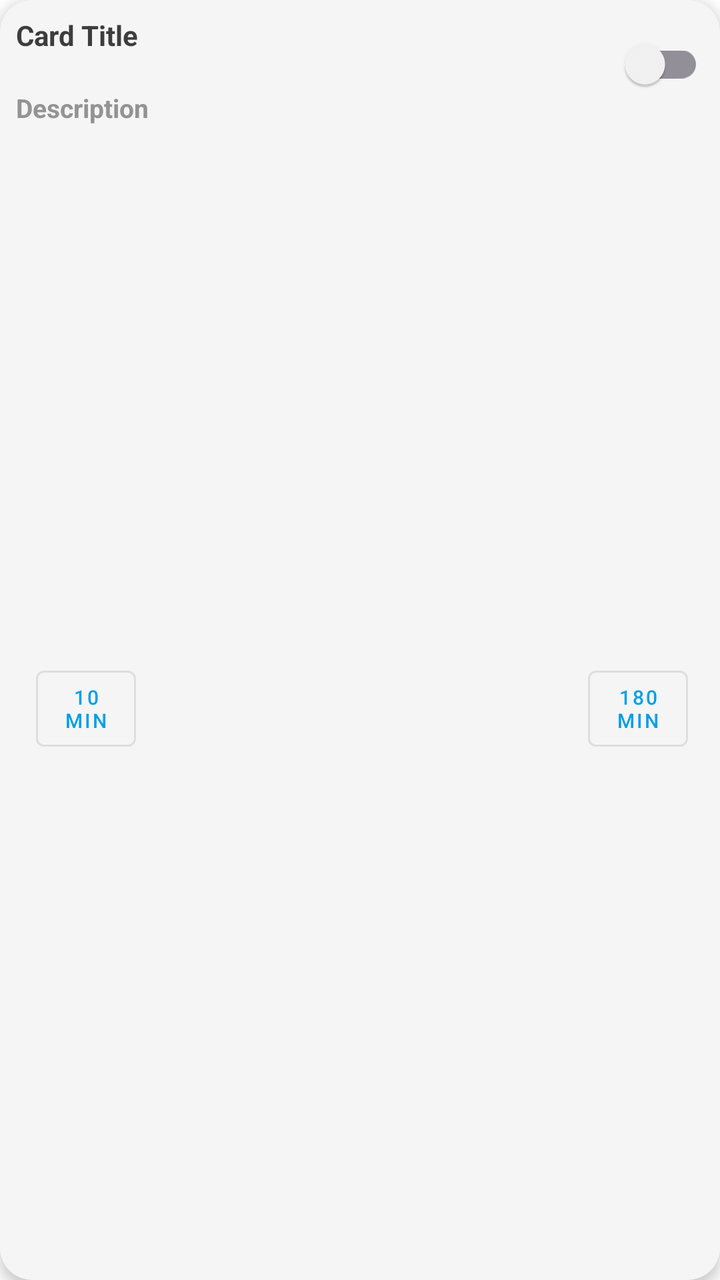
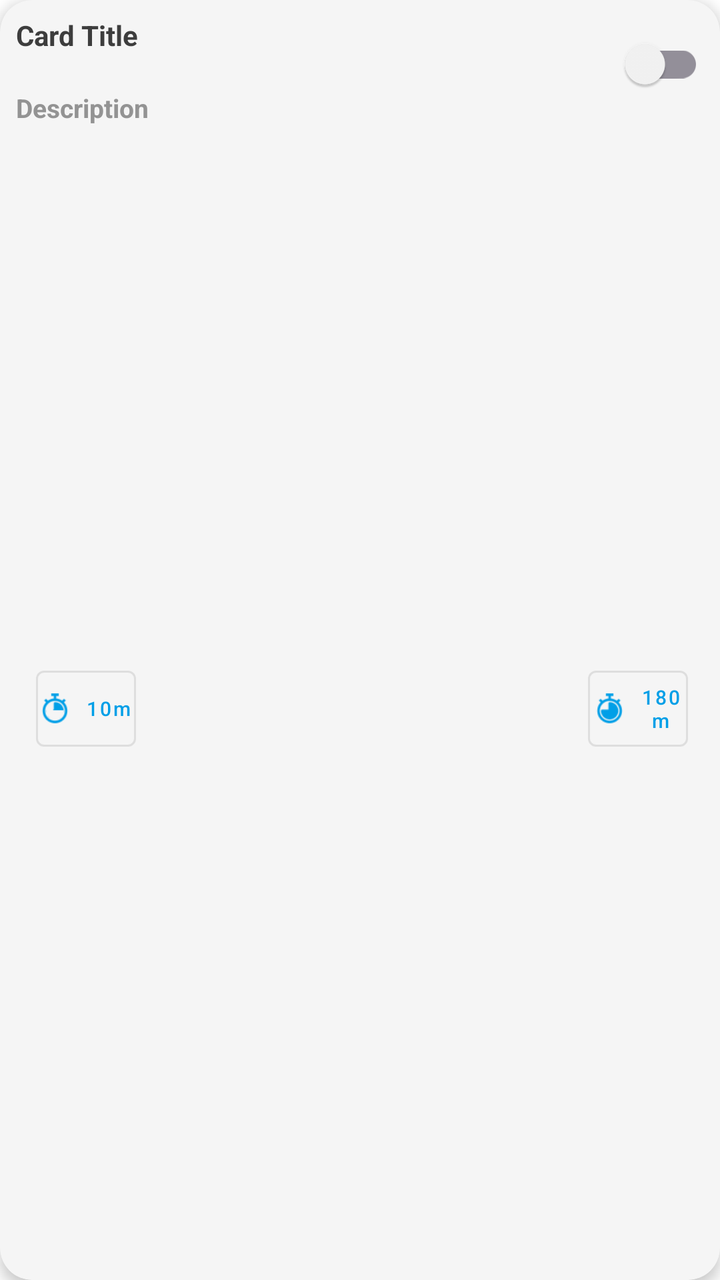

Screens rendered from an Android XML layout before and after an edit, with the pre-edit source and the edit as a unified diff.
<!-- AndroidManifest.xml: application theme Theme.ManagingHomeDevicesApp -->
<!-- res/layout/item_card.xml -->
<com.google.android.material.card.MaterialCardView
    xmlns:android="http://schemas.android.com/apk/res/android"
    xmlns:app="http://schemas.android.com/apk/res-auto"
    xmlns:tools="http://schemas.android.com/tools"
    android:id="@+id/CardView"
    android:layout_width="match_parent"
    android:layout_height="wrap_content"
    android:layout_margin="8dp"
    app:cardElevation="4dp"
    app:cardCornerRadius="16dp"
    >

    <androidx.constraintlayout.widget.ConstraintLayout
        android:layout_width="match_parent"
        android:layout_height="match_parent"
        android:padding="8dp"
        >

        <TextView
            android:id="@+id/cardTitle"
            android:layout_width="0dp"
            android:layout_height="wrap_content"
            android:text="Card Title"
            android:textSize="14dp"
            android:textStyle="bold"
            android:textColor="?attr/colorOnSurface"
            app:layout_constraintEnd_toStartOf="@id/switchNotifications"
            app:layout_constraintStart_toStartOf="parent"
            app:layout_constraintTop_toTopOf="parent"
            />

        
        <com.google.android.material.switchmaterial.SwitchMaterial
            android:id="@+id/switchNotifications"
            android:layout_width="wrap_content"
            android:layout_height="wrap_content"
            app:layout_constraintEnd_toEndOf="parent"
            app:layout_constraintHorizontal_bias="0.5"
            app:layout_constraintStart_toEndOf="@+id/cardTitle"
            app:layout_constraintTop_toTopOf="parent"
            app:trackTint="@color/switch_button_track"
            />

        

        <TextView
            android:id="@+id/cardLastActive"
            android:layout_width="wrap_content"
            android:layout_height="wrap_content"
            android:layout_marginTop="18dp"
            android:ellipsize="end"
            android:maxLines="3"
            android:text="Description"
            android:textColor="?android:attr/textColorSecondary"

            android:textSize="13dp"
            android:textStyle="bold"
            app:layout_constraintEnd_toEndOf="parent"
            app:layout_constraintHorizontal_bias="0.0"
            app:layout_constraintStart_toStartOf="parent"
            app:layout_constraintTop_toBottomOf="@+id/cardTitle" />

        <com.google.android.material.button.MaterialButton
            android:id="@+id/btnShortInterval"
            style="@style/Widget.MaterialComponents.Button.OutlinedButton"
            android:layout_width="50dp"
            android:layout_height="50dp"
            android:layout_marginTop="14dp"
            android:layout_marginStart="10dp"
            android:padding="0dp"
            android:tag="10"
            android:text="10\nmin"
            android:textColor="@color/utilitesElementsBlue"
            android:textSize="10sp"
            app:layout_constraintBottom_toBottomOf="parent"
            app:layout_constraintStart_toStartOf="parent"
            app:layout_constraintTop_toBottomOf="@+id/cardLastActive" />

        <com.google.android.material.button.MaterialButton
            android:id="@+id/btnLongInterval"
            style="@style/Widget.MaterialComponents.Button.OutlinedButton"
            android:layout_width="50dp"
            android:layout_height="50dp"
            android:layout_marginTop="14dp"
            android:layout_marginEnd="8dp"
            android:padding="0dp"
            android:tag="180"
            android:text="180\nmin"
            android:textColor="@color/utilitesElementsBlue"
            android:textSize="10sp"
            app:layout_constraintBottom_toBottomOf="parent"
            app:layout_constraintEnd_toEndOf="parent"
            app:layout_constraintTop_toBottomOf="@+id/cardLastActive" />
    </androidx.constraintlayout.widget.ConstraintLayout>

</com.google.android.material.card.MaterialCardView>
<!-- resources referenced by this layout -->
<resources>
  <color name="utilitesElementsBlue">#019FE7</color>
  <style name="Theme.ManagingHomeDevicesApp" parent="Theme.MaterialComponents.DayNight.NoActionBar">
          
  
          <item name="colorPrimaryVariant">#3700B3</item>
          <item name="colorOnPrimary">#FFFFFF</item>
  
          
          <item name="colorSecondary">#26A69A</item>
          <item name="colorOnSecondary">#FFFFFF</item>
  
          
          <item name="android:statusBarColor">#121212</item>
          <item name="android:forceDarkAllowed">true</item>
  
          
          <item name="android:colorBackground">@color/colorBackground</item>
          <item name="colorSurface">@color/colorSurface</item>
  
          
          <item name="colorOnSurface">@color/colorTextPrimary</item>
  
  
          
          <item name="android:textColorPrimary">@color/colorTextPrimary</item>
          <item name="android:textColorSecondary">@color/colorTextSecondary</item>
  
      </style>
  <color name="colorBackground">#FFFFFF</color>
  <color name="colorSurface">#F5F5F5</color>
  <color name="colorTextPrimary">#3d3d3d  </color>
  <color name="colorTextSecondary">#939393</color>
</resources>

<!-- the commit's change to res/layout/item_card.xml (unified diff, before → after) -->
@@ -69,12 +69,18 @@
             android:layout_marginStart="10dp"
             android:padding="0dp"
             android:tag="10"
-            android:text="10\nmin"
+            android:text="10m"
             android:textColor="@color/utilitesElementsBlue"
             android:textSize="10sp"
+            android:textAllCaps="false"
             app:layout_constraintBottom_toBottomOf="parent"
             app:layout_constraintStart_toStartOf="parent"
-            app:layout_constraintTop_toBottomOf="@+id/cardLastActive" />
+            app:layout_constraintTop_toBottomOf="@+id/cardLastActive"
+            app:icon="@drawable/short_int_timer"
+            app:iconGravity="textStart"
+            app:iconSize="15dp"
+            app:iconTint="@color/utilitesElementsBlue"
+            app:iconPadding="8dp"/>
 
         <com.google.android.material.button.MaterialButton
             android:id="@+id/btnLongInterval"
@@ -85,12 +91,19 @@
             android:layout_marginEnd="8dp"
             android:padding="0dp"
             android:tag="180"
-            android:text="180\nmin"
+            android:text="180m"
             android:textColor="@color/utilitesElementsBlue"
             android:textSize="10sp"
+            android:textAllCaps="false"
             app:layout_constraintBottom_toBottomOf="parent"
             app:layout_constraintEnd_toEndOf="parent"
-            app:layout_constraintTop_toBottomOf="@+id/cardLastActive" />
+            app:layout_constraintTop_toBottomOf="@+id/cardLastActive"
+            app:icon="@drawable/long_int_timer"
+            app:iconGravity="textStart"
+            app:iconSize="15dp"
+            app:iconTint="@color/utilitesElementsBlue"
+            app:iconPadding="8dp"
+            />
     </androidx.constraintlayout.widget.ConstraintLayout>
 
 </com.google.android.material.card.MaterialCardView>
<!-- resource entries referenced after the edit -->
@@ -1,6 +1,8 @@
 <!-- resources referenced by this layout -->
 <resources>
   <color name="utilitesElementsBlue">#019FE7</color>
+  <!-- drawable long_int_timer: png bitmap (drawable, 1333 bytes) -->
+  <!-- drawable short_int_timer: png bitmap (drawable, 1277 bytes) -->
   <style name="Theme.ManagingHomeDevicesApp" parent="Theme.MaterialComponents.DayNight.NoActionBar">
           
   
